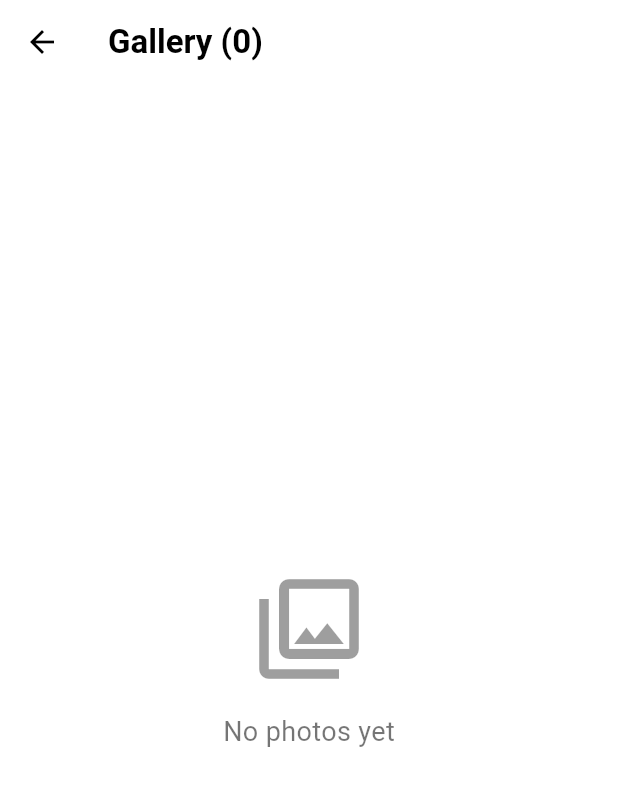
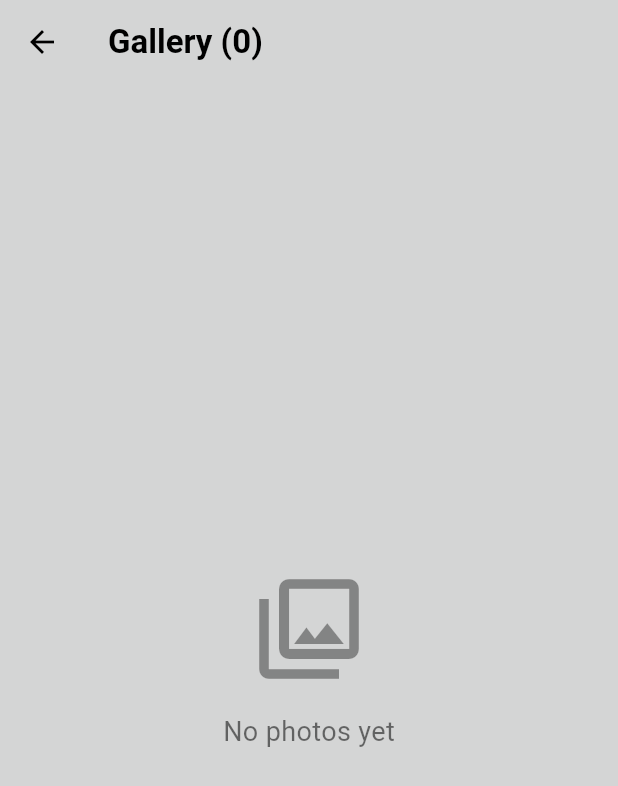
Before and after one commit to sailendrachettri/polarized-camera-app, a Flutter app: the GalleryScreen screen opened directly with empty values, on a phone screen of 412 x 824 dp. Shown: the top 786 px of the screen. Run offline on Flutter 3.47's test engine with Material 3 defaults, Android fonts, the phone set to English and light mode, and no system bars; our stand-ins replace audioplayers, camera.

Commit message:
Update gallery_screen.dart

```diff
--- a/polarized_camera/lib/screens/gallery_screen.dart
+++ b/polarized_camera/lib/screens/gallery_screen.dart
@@ -10,10 +10,10 @@ class GalleryScreen extends StatelessWidget {
   @override
   Widget build(BuildContext context) {
     return Scaffold(
-      backgroundColor: Colors.white,
+      backgroundColor: const Color.fromARGB(255, 212, 213, 213),
       appBar: AppBar(
-        backgroundColor: Colors.white,
-        surfaceTintColor: Colors.white,
+        backgroundColor: const Color.fromARGB(255, 212, 213, 213),
+        surfaceTintColor: const Color.fromARGB(255, 212, 213, 213),
         elevation: 0,
         title: Text(
           'Gallery (${photos.length})',
@@ -37,10 +37,7 @@ class GalleryScreen extends StatelessWidget {
                   SizedBox(height: 16),
                   Text(
                     'No photos yet',
-                    style: TextStyle(
-                      color: Colors.black54,
-                      fontSize: 18,
-                    ),
+                    style: TextStyle(color: Colors.black54, fontSize: 18),
                   ),
                 ],
               ),
@@ -70,11 +67,8 @@ class GalleryScreen extends StatelessWidget {
                   child: ClipRRect(
                     borderRadius: BorderRadius.circular(10),
                     child: Container(
-                      color: Colors.grey.shade200,
-                      child: Image.file(
-                        photos[index],
-                        fit: BoxFit.contain,
-                      ),
+                      color: Color.fromARGB(255, 212, 213, 213),
+                      child: Image.file(photos[index], fit: BoxFit.contain),
                     ),
                   ),
                 );
```
